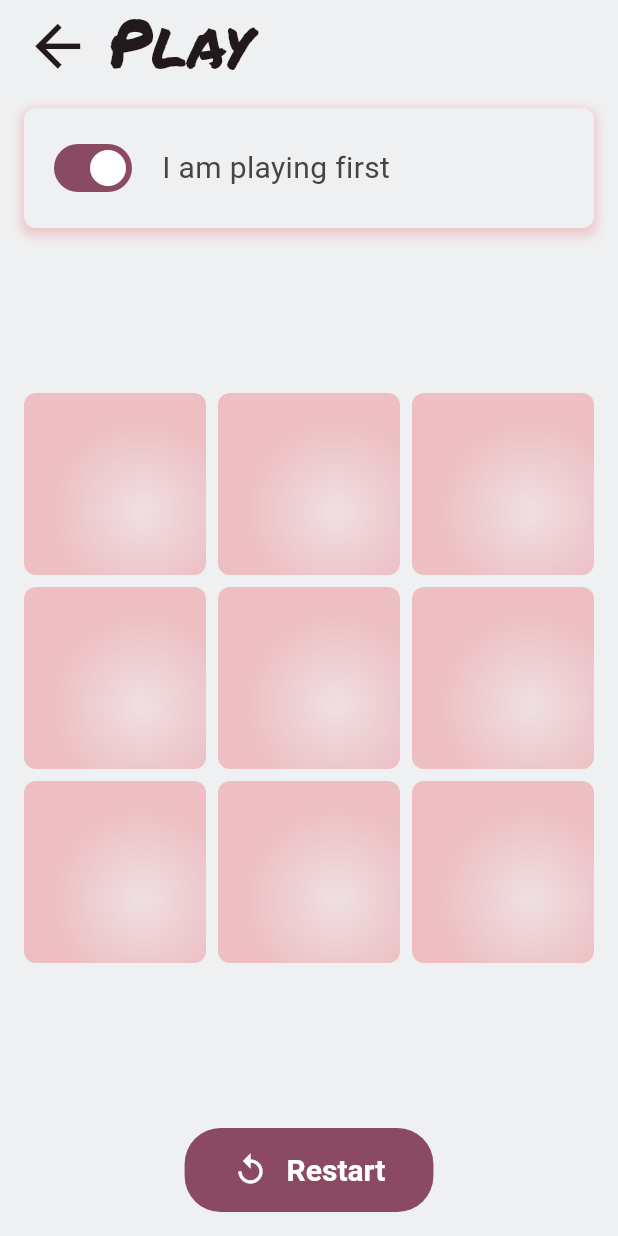
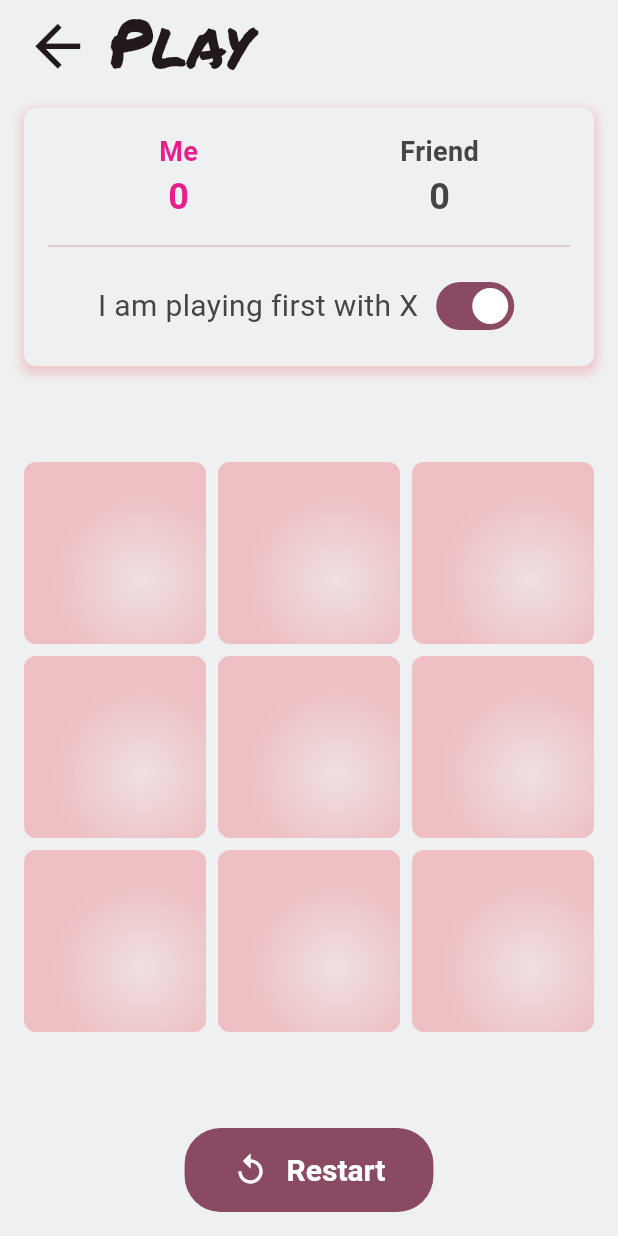
Before and after one commit to icodeyou/betclictactoe, a Flutter app: the GameScreen screen opened by its route, on a phone screen of 412 x 824 dp. Run offline on Flutter 3.47's test engine with Material 3 defaults, Android fonts, the phone set to English and light mode, and no system bars; our stand-ins replace audioplayers, flutter_riverpod, go_router, logger; generated files the repository leaves out were written again.

Commit message:
feat(game): design score view

```diff
--- a/lib/app/i18n/en.i18n.yaml
+++ b/lib/app/i18n/en.i18n.yaml
@@ -10,6 +10,8 @@ settingsScreen:
   musicLabel: Music
   credits: Music by Mr Smith
 
-playScreen:
+gameScreen:
   title: Play
   restartButtonLabel: Restart
+  playFirstLabel: I am playing first with X
+  friendScoreLabel: Friend
--- a/lib/app/i18n/fr.i18n.yaml
+++ b/lib/app/i18n/fr.i18n.yaml
@@ -10,6 +10,8 @@ settingsScreen:
   musicLabel: Musique
   credits: Musique par Mr Smith
 
-playScreen:
+gameScreen:
   title: Jeu
   restartButtonLabel: Recommencer
+  playFirstLabel: Je joue en 1er avec X
+  friendScoreLabel: Ami
--- a/lib/presentation/game/ui/game_options_view.dart
+++ b/lib/presentation/game/ui/game_options_view.dart
@@ -7,16 +7,11 @@ class GameOptionsView extends StatelessWidget {
   @override
   Widget build(BuildContext context) {
     return Row(
-      spacing: 16,
+      mainAxisAlignment: MainAxisAlignment.center,
+      spacing: 8,
       children: [
-        Switch(
-          value: true,
-          onChanged: (newValue) {
-            print(newValue);
-          },
-        ),
         Text(
-          "I am playing first",
+          "I am playing first with X",
 
           style: TextStyle(
             color: AppColors.darkText,
@@ -24,6 +19,12 @@ class GameOptionsView extends StatelessWidget {
             fontWeight: FontWeight.w400,
           ),
         ),
+        Switch(
+          value: true,
+          onChanged: (newValue) {
+            print(newValue);
+          },
+        ),
       ],
     );
   }
--- a/lib/presentation/game/ui/game_screen.dart
+++ b/lib/presentation/game/ui/game_screen.dart
@@ -18,7 +18,7 @@ class GameScreen extends ConsumerWidget {
       appBar: AppBar(
         leading: AppBackButton(),
         title: Text(
-          t.playScreen.title,
+          t.gameScreen.title,
           textAlign: TextAlign.center,
           style: TextStyle(
             fontFamily: 'Permanent Marker',
@@ -46,7 +46,7 @@ class GameScreen extends ConsumerWidget {
                   spacing: 12,
                   children: [
                     Icon(Icons.replay, size: 24),
-                    Text(t.playScreen.restartButtonLabel),
+                    Text(t.gameScreen.restartButtonLabel),
                   ],
                 ),
               ),
--- a/lib/presentation/game/ui/score_view.dart
+++ b/lib/presentation/game/ui/score_view.dart
@@ -1,3 +1,4 @@
+import 'package:betclictactoe/app/i18n/translations.g.dart';
 import 'package:betclictactoe/presentation/game/ui/game_options_view.dart';
 import 'package:betclictactoe/presentation/shared/theme/app_colors.dart';
 import 'package:flutter/material.dart';
@@ -22,7 +23,62 @@ class ScoreView extends StatelessWidget {
       ),
       child: Padding(
         padding: const EdgeInsets.all(16.0),
-        child: GameOptionsView(),
+        child: Column(
+          crossAxisAlignment: CrossAxisAlignment.stretch,
+          spacing: 8,
+          children: [
+            Row(
+              children: [
+                Expanded(
+                  child: Column(
+                    children: [
+                      Text(
+                        "Me", // TODO : Get from shared preferences
+                        style: TextStyle(
+                          fontSize: 18,
+                          fontWeight: FontWeight.bold,
+                          color: AppColors.primary,
+                        ),
+                      ),
+                      Text(
+                        "0", // TODO : Display score
+                        style: TextStyle(
+                          fontSize: 24,
+                          fontWeight: FontWeight.bold,
+                          color: AppColors.primary,
+                        ),
+                      ),
+                    ],
+                  ),
+                ),
+                Expanded(
+                  child: Column(
+                    children: [
+                      Text(
+                        t.gameScreen.friendScoreLabel,
+                        style: TextStyle(
+                          fontSize: 18,
+                          fontWeight: FontWeight.bold,
+                          color: AppColors.darkText,
+                        ),
+                      ),
+                      Text(
+                        "0", // TODO : Display score
+                        style: TextStyle(
+                          fontSize: 24,
+                          fontWeight: FontWeight.bold,
+                          color: AppColors.darkText,
+                        ),
+                      ),
+                    ],
+                  ),
+                ),
+              ],
+            ),
+            Divider(),
+            GameOptionsView(),
+          ],
+        ),
       ),
     );
   }
```
